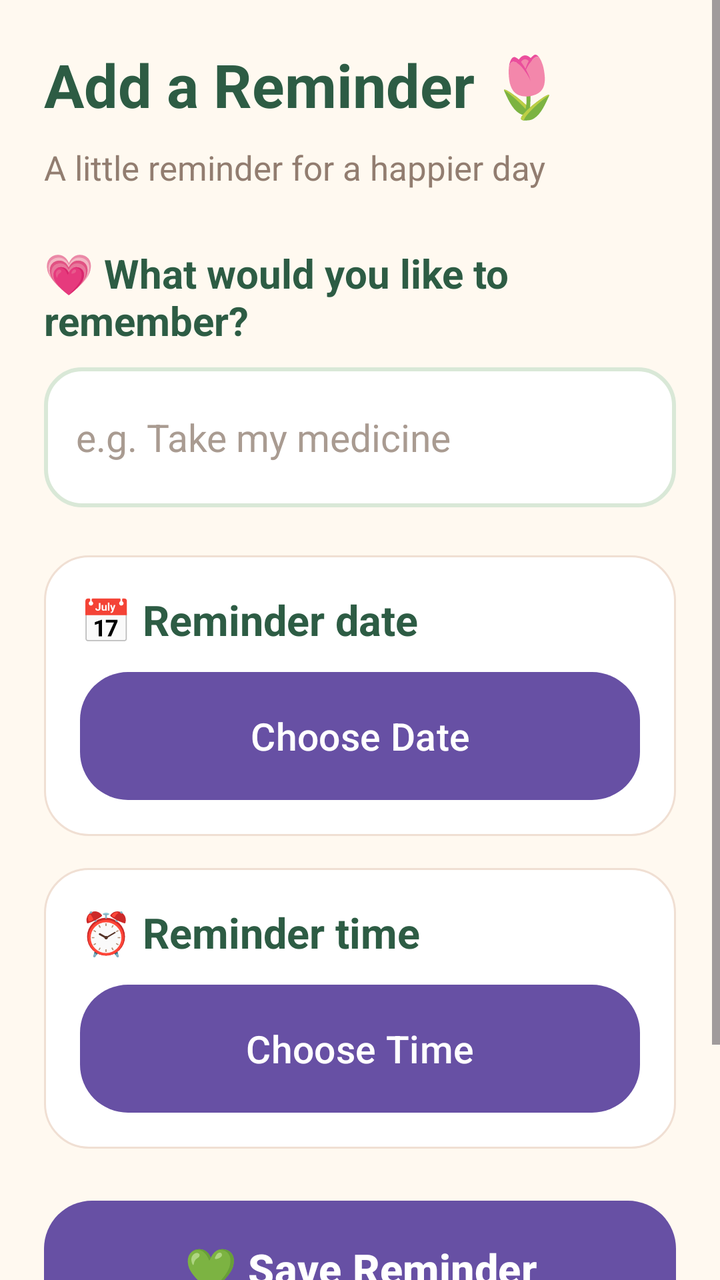
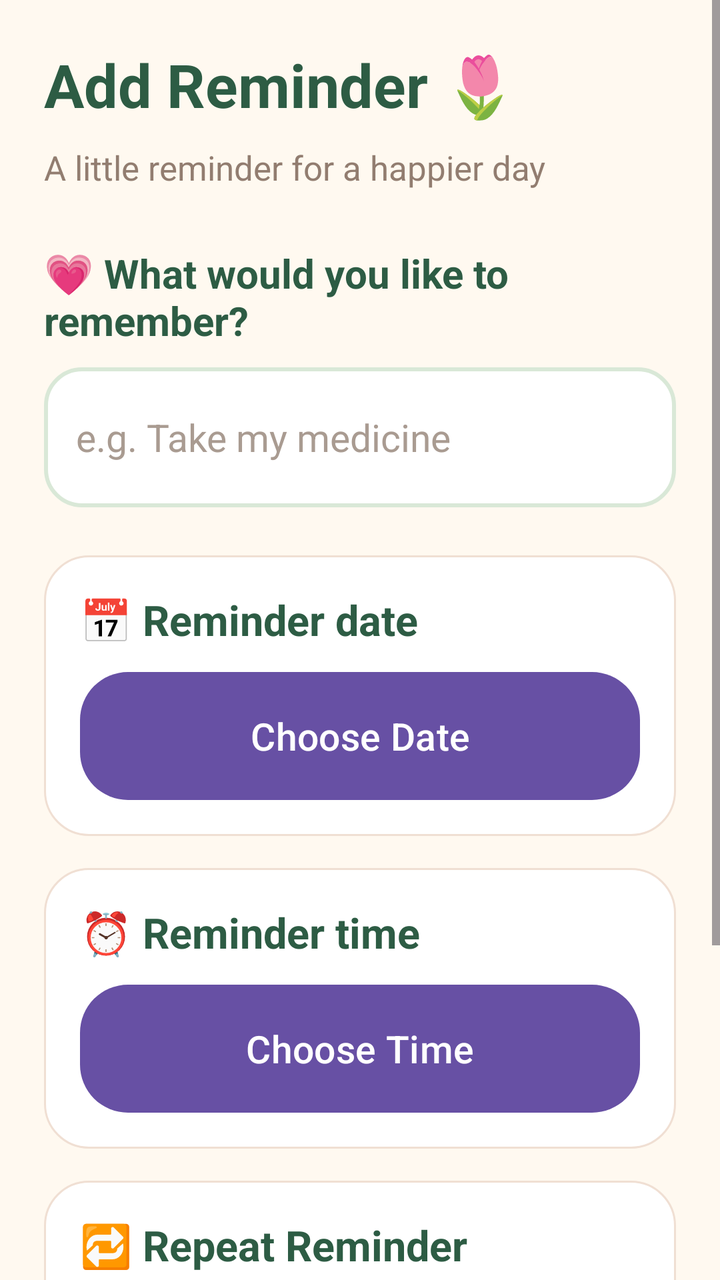

Compare the two renders of this Android layout. The source of the first and the diff that turns it into the second are given below.
<!-- AndroidManifest.xml: application theme Theme.ElderlyReminderApp -->
<!-- res/layout/fragment_second.xml -->
<?xml version="1.0" encoding="utf-8"?>
<ScrollView xmlns:android="http://schemas.android.com/apk/res/android"
    android:layout_width="match_parent"
    android:layout_height="match_parent"
    android:background="#FFF9F0"
    android:fillViewport="true"
    android:clipToPadding="false">

    <LinearLayout
        android:layout_width="match_parent"
        android:layout_height="wrap_content"
        android:orientation="vertical"
        android:padding="22dp">

        <TextView
            android:layout_width="match_parent"
            android:layout_height="wrap_content"
            android:text="Add a Reminder 🌷"
            android:textColor="#2D5C44"
            android:textSize="30sp"
            android:textStyle="bold" />

        <TextView
            android:layout_width="match_parent"
            android:layout_height="wrap_content"
            android:layout_marginTop="10dp"
            android:text="A little reminder for a happier day"
            android:textColor="#927D70"
            android:textSize="17sp" />

        <TextView
            android:layout_width="match_parent"
            android:layout_height="wrap_content"
            android:layout_marginTop="28dp"
            android:text="💗 What would you like to remember?"
            android:textColor="#2D5C44"
            android:textSize="20sp"
            android:textStyle="bold" />

        <EditText
            android:id="@+id/reminder_title"
            android:layout_width="match_parent"
            android:layout_height="70dp"
            android:layout_marginTop="10dp"
            android:background="@drawable/reminder_input"
            android:hint="e.g. Take my medicine"
            android:inputType="textCapSentences"
            android:padding="16dp"
            android:textColor="#2D5C44"
            android:textColorHint="#A99B91"
            android:textSize="19sp"
            android:importantForAutofill="no" />

        <LinearLayout
            android:layout_width="match_parent"
            android:layout_height="wrap_content"
            android:layout_marginTop="24dp"
            android:background="@drawable/reminder_card"
            android:orientation="vertical"
            android:padding="18dp">

            <TextView
                android:layout_width="match_parent"
                android:layout_height="wrap_content"
                android:text="📅 Reminder date"
                android:textColor="#2D5C44"
                android:textSize="21sp"
                android:textStyle="bold" />

            <Button
                android:id="@+id/date_button"
                android:layout_width="match_parent"
                android:layout_height="64dp"
                android:layout_marginTop="12dp"
                android:background="@drawable/reminder_button"
                android:text="Choose Date"
                android:textColor="#FFFFFF"
                android:textSize="19sp"
                android:textAllCaps="false" />
        </LinearLayout>

        <LinearLayout
            android:layout_width="match_parent"
            android:layout_height="wrap_content"
            android:layout_marginTop="16dp"
            android:background="@drawable/reminder_card"
            android:orientation="vertical"
            android:padding="18dp">

            <TextView
                android:layout_width="match_parent"
                android:layout_height="wrap_content"
                android:text="⏰ Reminder time"
                android:textColor="#2D5C44"
                android:textSize="21sp"
                android:textStyle="bold" />

            <Button
                android:id="@+id/time_button"
                android:layout_width="match_parent"
                android:layout_height="64dp"
                android:layout_marginTop="12dp"
                android:background="@drawable/reminder_button"
                android:text="Choose Time"
                android:textColor="#FFFFFF"
                android:textSize="19sp"
                android:textAllCaps="false" />
        </LinearLayout>

        <Button
            android:id="@+id/save_reminder_button"
            android:layout_width="match_parent"
            android:layout_height="68dp"
            android:layout_marginTop="26dp"
            android:background="@drawable/reminder_button"
            android:text="💚 Save Reminder"
            android:textColor="#FFFFFF"
            android:textSize="21sp"
            android:textStyle="bold"
            android:textAllCaps="false" />

        <Button
            android:id="@+id/button_second"
            android:layout_width="match_parent"
            android:layout_height="62dp"
            android:layout_marginTop="12dp"
            android:layout_marginBottom="20dp"
            android:background="@drawable/reminder_back_button"
            android:text="← Back to Home"
            android:textColor="#2D5C44"
            android:textSize="19sp"
            android:textAllCaps="false" />

    </LinearLayout>
</ScrollView>
<!-- resources referenced by this layout -->
<resources>
  <!-- drawable reminder_back_button (drawable) -->
  <?xml version="1.0" encoding="utf-8"?>
  <shape xmlns:android="http://schemas.android.com/apk/res/android">
      <solid android:color="#F5E8E1" />
      <corners android:radius="22dp" />
      <stroke
          android:width="1dp"
          android:color="#E8D2C6" />
  </shape>
  <!-- drawable reminder_button (drawable) -->
  <?xml version="1.0" encoding="utf-8"?>
  <shape xmlns:android="http://schemas.android.com/apk/res/android">
      <solid android:color="#477A59" />
      <corners android:radius="24dp" />
  </shape>
  <!-- drawable reminder_card (drawable) -->
  <?xml version="1.0" encoding="utf-8"?>
  <shape xmlns:android="http://schemas.android.com/apk/res/android">
      <solid android:color="#FFFFFF" />
      <corners android:radius="22dp" />
      <stroke
          android:width="1dp"
          android:color="#F0DFD3" />
  </shape>
  <!-- drawable reminder_input (drawable) -->
  <?xml version="1.0" encoding="utf-8"?>
  <shape xmlns:android="http://schemas.android.com/apk/res/android">
      <solid android:color="#FFFFFF" />
      <corners android:radius="18dp" />
      <stroke
          android:width="2dp"
          android:color="#D9E8D7" />
  </shape>
  <style name="Theme.ElderlyReminderApp" parent="Base.Theme.ElderlyReminderApp" />
  <style name="Base.Theme.ElderlyReminderApp" parent="Theme.Material3.DayNight.NoActionBar">
          
          
      </style>
</resources>

<!-- the commit's change to res/layout/fragment_second.xml (unified diff, before → after) -->
@@ -13,9 +13,10 @@
         android:padding="22dp">
 
         <TextView
+            android:id="@+id/add_edit_heading"
             android:layout_width="match_parent"
             android:layout_height="wrap_content"
-            android:text="Add a Reminder 🌷"
+            android:text="Add Reminder 🌷"
             android:textColor="#2D5C44"
             android:textSize="30sp"
             android:textStyle="bold" />
@@ -107,11 +108,40 @@
                 android:textAllCaps="false" />
         </LinearLayout>
 
+        
+        <LinearLayout
+            android:layout_width="match_parent"
+            android:layout_height="wrap_content"
+            android:layout_marginTop="16dp"
+            android:background="@drawable/reminder_card"
+            android:orientation="vertical"
+            android:padding="18dp">
+
+            <TextView
+                android:layout_width="match_parent"
+                android:layout_height="wrap_content"
+                android:text="🔁 Repeat Reminder"
+                android:textColor="#2D5C44"
+                android:textSize="21sp"
+                android:textStyle="bold" />
+
+            <Spinner
+                android:id="@+id/repeat_spinner"
+                android:layout_width="match_parent"
+                android:layout_height="64dp"
+                android:layout_marginTop="12dp"
+                android:backgroundTint="#63836A"
+                android:entries="@array/repeat_options"
+                android:padding="8dp" />
+
+        </LinearLayout>
+
         <Button
             android:id="@+id/save_reminder_button"
             android:layout_width="match_parent"
             android:layout_height="68dp"
             android:layout_marginTop="26dp"
+            android:layout_marginBottom="20dp"
             android:background="@drawable/reminder_button"
             android:text="💚 Save Reminder"
             android:textColor="#FFFFFF"
@@ -119,17 +149,5 @@
             android:textStyle="bold"
             android:textAllCaps="false" />
 
-        <Button
-            android:id="@+id/button_second"
-            android:layout_width="match_parent"
-            android:layout_height="62dp"
-            android:layout_marginTop="12dp"
-            android:layout_marginBottom="20dp"
-            android:background="@drawable/reminder_back_button"
-            android:text="← Back to Home"
-            android:textColor="#2D5C44"
-            android:textSize="19sp"
-            android:textAllCaps="false" />
-
     </LinearLayout>
 </ScrollView>
<!-- resource entries referenced after the edit -->
@@ -1,14 +1,11 @@
 <!-- resources referenced by this layout -->
 <resources>
-  <!-- drawable reminder_back_button (drawable) -->
-  <?xml version="1.0" encoding="utf-8"?>
-  <shape xmlns:android="http://schemas.android.com/apk/res/android">
-      <solid android:color="#F5E8E1" />
-      <corners android:radius="22dp" />
-      <stroke
-          android:width="1dp"
-          android:color="#E8D2C6" />
-  </shape>
+  <string-array name="repeat_options">
+          <item>Does not repeat</item>
+          <item>Daily</item>
+          <item>Weekly</item>
+          <item>Monthly</item>
+      </string-array>
   <!-- drawable reminder_button (drawable) -->
   <?xml version="1.0" encoding="utf-8"?>
   <shape xmlns:android="http://schemas.android.com/apk/res/android">
@@ -35,8 +32,6 @@
   </shape>
   <style name="Theme.ElderlyReminderApp" parent="Base.Theme.ElderlyReminderApp" />
   <style name="Base.Theme.ElderlyReminderApp" parent="Theme.Material3.DayNight.NoActionBar">
-          
-          
       </style>
 </resources>
 
